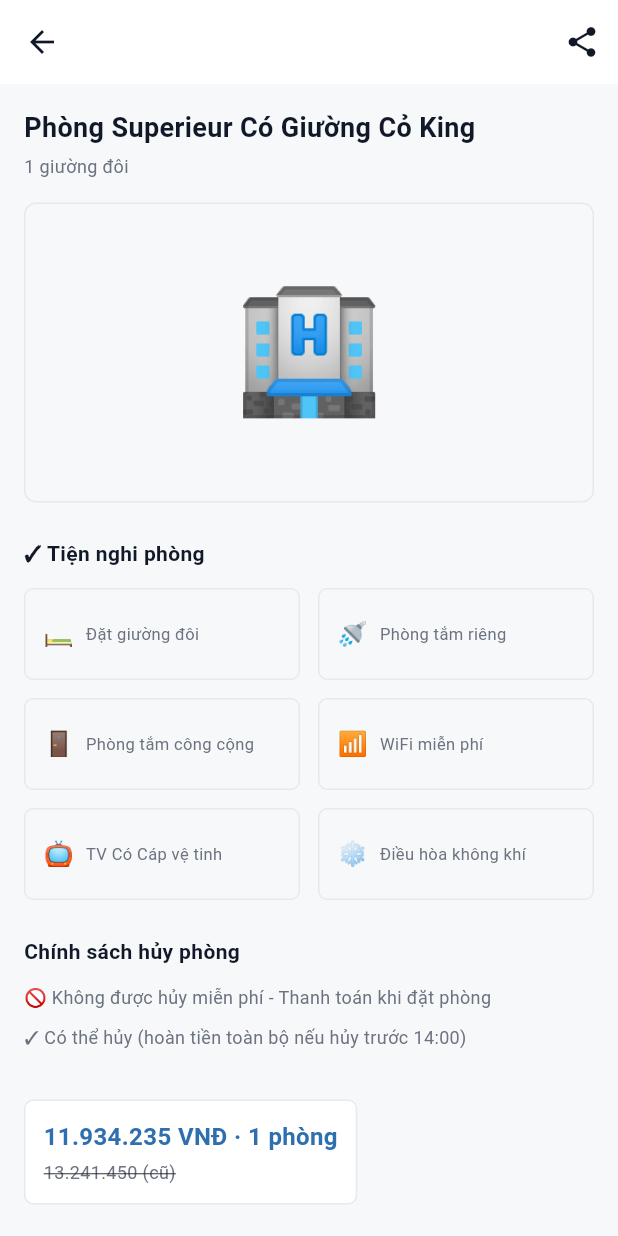
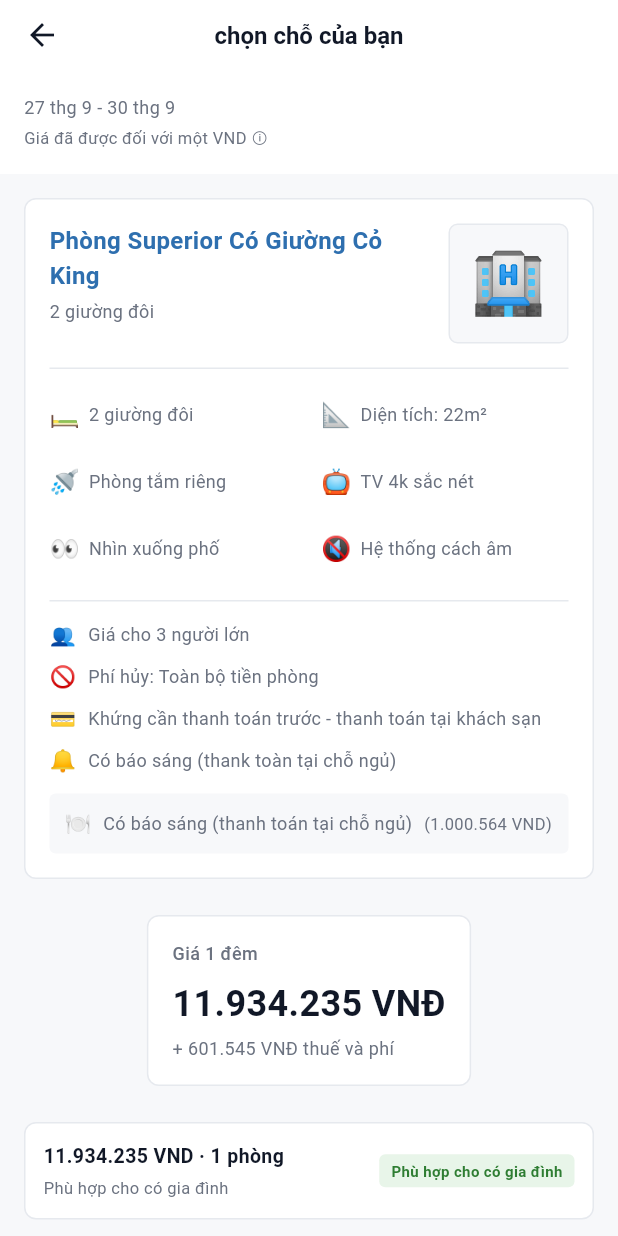
Before and after one commit to manhun03/Booking, a Flutter app: the RoomDetailScreen screen opened directly, on a phone screen of 412 x 824 dp. Run offline on Flutter 3.47's test engine with Material 3 defaults, Android fonts, the phone set to English and light mode, and no system bars; our stand-ins replace google_fonts.

Commit message:
refactor: Redesign RoomDetailScreen with compact card layout - image in top right corner

```diff
--- a/frontend/lib/screens/room_detail_screen.dart
+++ b/frontend/lib/screens/room_detail_screen.dart
@@ -22,25 +22,26 @@ class _RoomDetailScreenState extends State<RoomDetailScreen> {
   }
 
   final Map<String, dynamic> defaultRoom = {
-    'name': 'Phòng Superieur Có Giường Cỏ King',
-    'type': '1 giường đôi',
+    'name': 'Phòng Superior Có Giường Cỏ King',
+    'type': '2 giường đôi',
     'image': '🏨',
+    'area': '22m²',
     'amenities': [
-      {'name': 'Đặt giường đôi', 'icon': '🛏️'},
+      {'name': '2 giường đôi', 'icon': '🛏️'},
+      {'name': 'Diện tích: 22m²', 'icon': '📐'},
       {'name': 'Phòng tắm riêng', 'icon': '🚿'},
-      {'name': 'Phòng tắm công cộng', 'icon': '🚪'},
-      {'name': 'WiFi miễn phí', 'icon': '📶'},
-      {'name': 'TV Có Cáp vệ tinh', 'icon': '📺'},
-      {'name': 'Điều hòa không khí', 'icon': '❄️'},
+      {'name': 'TV 4k sắc nét', 'icon': '📺'},
+      {'name': 'Nhìn xuống phố', 'icon': '👀'},
+      {'name': 'Hệ thống cách âm', 'icon': '🔇'},
     ],
-    'policies': [
-      '🚫 Không được hủy miễn phí - Thanh toán khi đặt phòng',
-      '✓ Có thể hủy (hoàn tiền toàn bộ nếu hủy trước 14:00)',
-    ],
+    'guests': '3 người lớn',
+    'cancellationPolicy': 'Toàn bộ tiền phòng',
+    'paymentNote': 'Khứng cần thanh toán trước - thanh toán tại khách sạn',
+    'earlyCheckout': 'Có báo sáng (thank toàn tại chỗ ngủ)',
+    'extraFee': 1000564,
     'price': 11934235,
-    'oldPrice': 13241450,
-    'description':
-        'Phòng rộng rãi với đầy đủ tiện nghi hiện đại, phù hợp cho du khách công vụ và gia đình nhỏ.',
+    'taxAndFee': 601545,
+    'description': 'Phù hợp cho có gia đình',
   };
 
   @override
@@ -58,41 +59,54 @@ class _RoomDetailScreenState extends State<RoomDetailScreen> {
               icon: const Icon(Icons.arrow_back, color: AppColors.textPrimary),
               onPressed: () => Navigator.pop(context),
             ),
-            actions: [
-              IconButton(
-                icon: const Icon(Icons.share, color: AppColors.textPrimary),
-                onPressed: () {},
+            title: const Text(
+              'chọn chỗ của bạn',
+              style: TextStyle(
+                fontSize: 16,
+                fontWeight: FontWeight.w600,
+                color: AppColors.textPrimary,
+              ),
+            ),
+            bottom: PreferredSize(
+              preferredSize: const Size.fromHeight(60),
+              child: Container(
+                width: double.infinity,
+                padding: const EdgeInsets.all(16),
+                color: AppColors.white,
+                child: Column(
+                  crossAxisAlignment: CrossAxisAlignment.start,
+                  children: [
+                    Text(
+                      '27 thg 9 - 30 thg 9',
+                      style: const TextStyle(
+                        fontSize: 12,
+                        color: AppColors.textSecondary,
+                      ),
+                    ),
+                    const SizedBox(height: 4),
+                    Text(
+                      'Giá đã được đối với một VND ⓘ',
+                      style: const TextStyle(
+                        fontSize: 11,
+                        color: AppColors.textMuted,
+                      ),
                     ),
                   ],
                 ),
-          // Room Details
+              ),
+            ),
+          ),
+          // Room Card
           SliverToBoxAdapter(
             child: Padding(
               padding: const EdgeInsets.all(16.0),
               child: Column(
-                crossAxisAlignment: CrossAxisAlignment.start,
                 children: [
-                  // Room Header
-                  _buildRoomHeader(),
-                  const SizedBox(height: 16),
-                  // Room Image
-                  _buildRoomImage(),
+                  _buildRoomCard(),
                   const SizedBox(height: 24),
-                  // Amenities Section
-                  _buildAmenitiesSection(),
+                  _buildPricingSection(),
                   const SizedBox(height: 24),
-                  // Policies Section
-                  _buildPoliciesSection(),
-                  const SizedBox(height: 24),
-                  // Price Section
-                  _buildPriceSection(),
-                  const SizedBox(height: 24),
-                  // Room Count Selector
-                  _buildRoomCountSelector(),
-                  const SizedBox(height: 16),
-                  // Action Buttons
-                  _buildActionButtons(),
-                  const SizedBox(height: 24),
+                  _buildBookingSection(),
                 ],
               ),
             ),
@@ -102,16 +116,31 @@ class _RoomDetailScreenState extends State<RoomDetailScreen> {
     );
   }
 
-  Widget _buildRoomHeader() {
-    return Column(
+  Widget _buildRoomCard() {
+    return Container(
+      decoration: BoxDecoration(
+        color: AppColors.white,
+        borderRadius: BorderRadius.circular(8),
+        border: Border.all(color: AppColors.divider),
+      ),
+      padding: const EdgeInsets.all(16),
+      child: Column(
+        crossAxisAlignment: CrossAxisAlignment.start,
+        children: [
+          // Title and Image Row
+          Row(
+            crossAxisAlignment: CrossAxisAlignment.start,
+            children: [
+              Expanded(
+                child: Column(
                   crossAxisAlignment: CrossAxisAlignment.start,
                   children: [
                     Text(
                       roomData['name'],
                       style: const TextStyle(
-            fontSize: 18,
+                        fontSize: 16,
                         fontWeight: FontWeight.bold,
-            color: AppColors.textPrimary,
+                        color: AppColors.colorPrimary,
                       ),
                     ),
                     const SizedBox(height: 4),
@@ -123,110 +152,127 @@ class _RoomDetailScreenState extends State<RoomDetailScreen> {
                       ),
                     ),
                   ],
-    );
-  }
-
-  Widget _buildRoomImage() {
-    return Container(
-      width: double.infinity,
-      height: 200,
+                ),
+              ),
+              const SizedBox(width: 12),
+              // Room Image
+              Container(
+                width: 80,
+                height: 80,
                 decoration: BoxDecoration(
                   color: AppColors.colorBg,
-        borderRadius: BorderRadius.circular(8),
+                  borderRadius: BorderRadius.circular(6),
                   border: Border.all(color: AppColors.divider),
                 ),
                 child: Center(
                   child: Text(
                     roomData['image'],
-          style: const TextStyle(fontSize: 80),
+                    style: const TextStyle(fontSize: 40),
                   ),
                 ),
-    );
-  }
-
-  Widget _buildAmenitiesSection() {
-    return Column(
-      crossAxisAlignment: CrossAxisAlignment.start,
-      children: [
-        const Text(
-          '✓ Tiện nghi phòng',
-          style: TextStyle(
-            fontSize: 14,
-            fontWeight: FontWeight.bold,
-            color: AppColors.textPrimary,
               ),
+            ],
           ),
+          const SizedBox(height: 16),
+          const Divider(height: 1, color: AppColors.divider),
           const SizedBox(height: 12),
+          // Amenities Grid
           GridView.builder(
             physics: const NeverScrollableScrollPhysics(),
             shrinkWrap: true,
             gridDelegate: const SliverGridDelegateWithFixedCrossAxisCount(
               crossAxisCount: 2,
-            childAspectRatio: 3,
-            mainAxisSpacing: 12,
-            crossAxisSpacing: 12,
+              childAspectRatio: 4.5,
+              mainAxisSpacing: 8,
+              crossAxisSpacing: 16,
             ),
             itemCount: (roomData['amenities'] as List).length,
             itemBuilder: (context, index) {
               final amenity = roomData['amenities'][index];
-            return Container(
-              padding: const EdgeInsets.symmetric(horizontal: 12, vertical: 8),
-              decoration: BoxDecoration(
-                color: AppColors.colorBg,
-                borderRadius: BorderRadius.circular(6),
-                border: Border.all(color: AppColors.divider),
-              ),
-              child: Row(
+              return Row(
                 children: [
                   Text(
                     amenity['icon'],
                     style: const TextStyle(fontSize: 16),
                   ),
-                  const SizedBox(width: 8),
+                  const SizedBox(width: 6),
                   Expanded(
                     child: Text(
                       amenity['name'],
                       style: const TextStyle(
-                        fontSize: 11,
+                        fontSize: 12,
                         color: AppColors.textSecondary,
                       ),
-                      maxLines: 1,
                       overflow: TextOverflow.ellipsis,
+                    ),
+                  ),
+                ],
+              );
+            },
+          ),
+          const SizedBox(height: 16),
+          const Divider(height: 1, color: AppColors.divider),
+          const SizedBox(height: 12),
+          // Additional Info
+          _buildInfoRow('👥', 'Giá cho ${roomData['guests']}'),
+          const SizedBox(height: 8),
+          _buildInfoRow('🚫', 'Phí hủy: ${roomData['cancellationPolicy']}'),
+          const SizedBox(height: 8),
+          _buildInfoRow('💳', roomData['paymentNote']),
+          const SizedBox(height: 8),
+          _buildInfoRow('🔔', roomData['earlyCheckout']),
+          const SizedBox(height: 12),
+          Container(
+            padding: const EdgeInsets.all(10),
+            decoration: BoxDecoration(
+              color: AppColors.colorBg,
+              borderRadius: BorderRadius.circular(4),
+            ),
+            child: Row(
+              children: [
+                const Text(
+                  '🍽️',
+                  style: TextStyle(fontSize: 14),
+                ),
+                const SizedBox(width: 8),
+                Text(
+                  'Có báo sáng (thanh toán tại chỗ ngủ)',
+                  style: const TextStyle(
+                    fontSize: 12,
+                    color: AppColors.textSecondary,
+                  ),
+                ),
+                const SizedBox(width: 8),
+                Text(
+                  '(${_formatPrice(roomData['extraFee'])} VND)',
+                  style: const TextStyle(
+                    fontSize: 11,
+                    color: AppColors.textMuted,
+                  ),
+                ),
+              ],
             ),
           ),
         ],
       ),
     );
-          },
-        ),
-      ],
-    );
   }
 
-  Widget _buildPoliciesSection() {
-    return Column(
-      crossAxisAlignment: CrossAxisAlignment.start,
+  Widget _buildInfoRow(String icon, String text) {
+    return Row(
       children: [
-        const Text(
-          'Chính sách hủy phòng',
-          style: TextStyle(
-            fontSize: 14,
-            fontWeight: FontWeight.bold,
-            color: AppColors.textPrimary,
+        Text(
+          icon,
+          style: const TextStyle(fontSize: 14),
         ),
-        ),
-        const SizedBox(height: 12),
-        ...List.generate(
-          (roomData['policies'] as List).length,
-          (index) => Padding(
-            padding: const EdgeInsets.only(bottom: 8),
+        const SizedBox(width: 8),
+        Expanded(
           child: Text(
-              roomData['policies'][index],
+            text,
             style: const TextStyle(
               fontSize: 12,
               color: AppColors.textSecondary,
-                height: 1.5,
-              ),
+              height: 1.4,
             ),
           ),
         ),
@@ -234,166 +280,100 @@ class _RoomDetailScreenState extends State<RoomDetailScreen> {
     );
   }
 
-  Widget _buildPriceSection() {
+  Widget _buildPricingSection() {
     return Container(
-      padding: const EdgeInsets.all(12),
       decoration: BoxDecoration(
         color: AppColors.white,
+        borderRadius: BorderRadius.circular(8),
         border: Border.all(color: AppColors.divider),
-        borderRadius: BorderRadius.circular(6),
       ),
+      padding: const EdgeInsets.all(16),
       child: Column(
         crossAxisAlignment: CrossAxisAlignment.start,
         children: [
-          Text(
-            '${_formatPrice(roomData['price'])} VNĐ · 1 phòng',
-            style: const TextStyle(
-              fontSize: 16,
-              fontWeight: FontWeight.bold,
-              color: AppColors.colorPrimary,
-            ),
-          ),
-          if (roomData['oldPrice'] != null) ...[
-            const SizedBox(height: 4),
-            Text(
-              '${_formatPrice(roomData['oldPrice'])} (cũ)',
-              style: const TextStyle(
+          const Text(
+            'Giá 1 đêm',
+            style: TextStyle(
               fontSize: 12,
               color: AppColors.textMuted,
-                decoration: TextDecoration.lineThrough,
-              ),
-            ),
-          ],
-        ],
-      ),
-    );
-  }
-
-  Widget _buildRoomCountSelector() {
-    return Container(
-      padding: const EdgeInsets.all(12),
-      decoration: BoxDecoration(
-        color: AppColors.white,
-        border: Border.all(color: AppColors.divider),
-        borderRadius: BorderRadius.circular(6),
-      ),
-      child: Row(
-        mainAxisAlignment: MainAxisAlignment.spaceBetween,
-        children: [
-          const Text(
-            'Số phòng',
-            style: TextStyle(
-              fontSize: 14,
-              color: AppColors.textPrimary,
               fontWeight: FontWeight.w500,
             ),
           ),
-          Row(
-            children: [
-              GestureDetector(
-                onTap: roomCount > 1
-                    ? () {
-                        setState(() => roomCount--);
-                      }
-                    : null,
-                child: Container(
-                  width: 32,
-                  height: 32,
-                  decoration: BoxDecoration(
-                    border: Border.all(
-                      color: roomCount > 1
-                          ? AppColors.colorPrimary
-                          : AppColors.divider,
-                    ),
-                    borderRadius: BorderRadius.circular(4),
-                  ),
-                  child: Center(
-                    child: Text(
-                      '−',
-                      style: TextStyle(
-                        fontSize: 18,
-                        color: roomCount > 1
-                            ? AppColors.colorPrimary
-                            : AppColors.textMuted,
-                        fontWeight: FontWeight.bold,
-                      ),
-                    ),
-                  ),
-                ),
-              ),
-              const SizedBox(width: 16),
+          const SizedBox(height: 8),
           Text(
-                '$roomCount',
+            '${_formatPrice(roomData['price'])} VNĐ',
             style: const TextStyle(
-                  fontSize: 16,
+              fontSize: 24,
               fontWeight: FontWeight.bold,
               color: AppColors.textPrimary,
             ),
           ),
-              const SizedBox(width: 16),
-              GestureDetector(
-                onTap: roomCount < 10
-                    ? () {
-                        setState(() => roomCount++);
-                      }
-                    : null,
-                child: Container(
-                  width: 32,
-                  height: 32,
-                  decoration: BoxDecoration(
-                    border: Border.all(
-                      color: roomCount < 10
-                          ? AppColors.colorPrimary
-                          : AppColors.divider,
+          const SizedBox(height: 4),
+          Text(
+            '+ ${_formatPrice(roomData['taxAndFee'])} VNĐ thuế và phí',
+            style: const TextStyle(
+              fontSize: 12,
+              color: AppColors.textMuted,
             ),
-                    borderRadius: BorderRadius.circular(4),
-                  ),
-                  child: Center(
-                    child: Text(
-                      '+',
-                      style: TextStyle(
-                        fontSize: 18,
-                        color: roomCount < 10
-                            ? AppColors.colorPrimary
-                            : AppColors.textMuted,
-                        fontWeight: FontWeight.bold,
-                      ),
-                    ),
-                  ),
-                ),
-              ),
-            ],
           ),
         ],
       ),
     );
   }
 
-  Widget _buildActionButtons() {
+  Widget _buildBookingSection() {
     return Column(
       children: [
-        // Available Button
         Container(
-          width: double.infinity,
-          height: 40,
+          decoration: BoxDecoration(
+            color: AppColors.white,
+            borderRadius: BorderRadius.circular(8),
+            border: Border.all(color: AppColors.divider),
+          ),
+          padding: const EdgeInsets.all(12),
+          child: Row(
+            mainAxisAlignment: MainAxisAlignment.spaceBetween,
+            children: [
+              Column(
+                crossAxisAlignment: CrossAxisAlignment.start,
+                children: [
+                  Text(
+                    '${_formatPrice(roomData['price'])} VND · $roomCount phòng',
+                    style: const TextStyle(
+                      fontSize: 13,
+                      fontWeight: FontWeight.bold,
+                      color: AppColors.textPrimary,
+                    ),
+                  ),
+                  const SizedBox(height: 4),
+                  Text(
+                    roomData['description'],
+                    style: const TextStyle(
+                      fontSize: 11,
+                      color: AppColors.textMuted,
+                    ),
+                  ),
+                ],
+              ),
+              Container(
+                padding: const EdgeInsets.symmetric(horizontal: 8, vertical: 4),
                 decoration: BoxDecoration(
                   color: const Color(0xFFE8F5E9),
-            border: Border.all(color: const Color(0xFF4CAF50)),
-            borderRadius: BorderRadius.circular(6),
+                  borderRadius: BorderRadius.circular(4),
                 ),
-          child: Center(
-            child: Text(
-              'Tiếp tục có sẵn',
+                child: const Text(
+                  'Phù hợp cho có gia đình',
                   style: TextStyle(
-                fontSize: 13,
+                    fontSize: 10,
+                    color: Color(0xFF2E7D32),
                     fontWeight: FontWeight.w600,
-                color: const Color(0xFF2E7D32),
                   ),
                 ),
               ),
+            ],
+          ),
         ),
         const SizedBox(height: 12),
-        // Book Button
         SizedBox(
           width: double.infinity,
           height: 48,
@@ -417,6 +397,7 @@ class _RoomDetailScreenState extends State<RoomDetailScreen> {
             ),
           ),
         ),
+        const SizedBox(height: 24),
       ],
     );
   }
```
Lines whose indentation alone changed are shown as unchanged.
